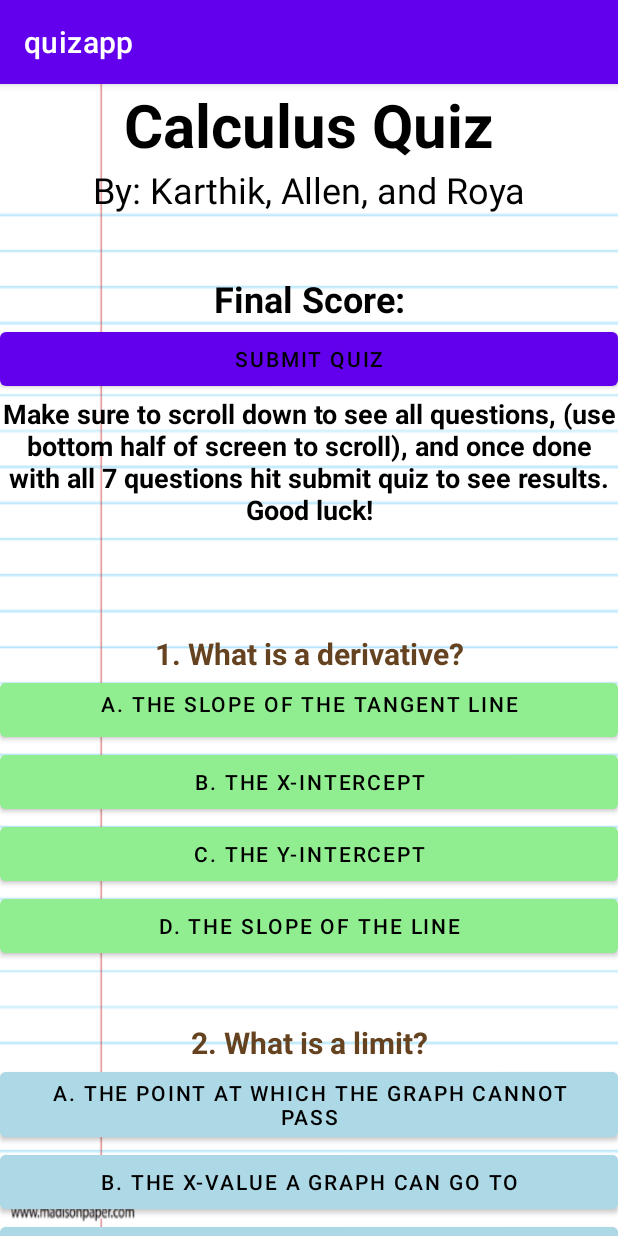
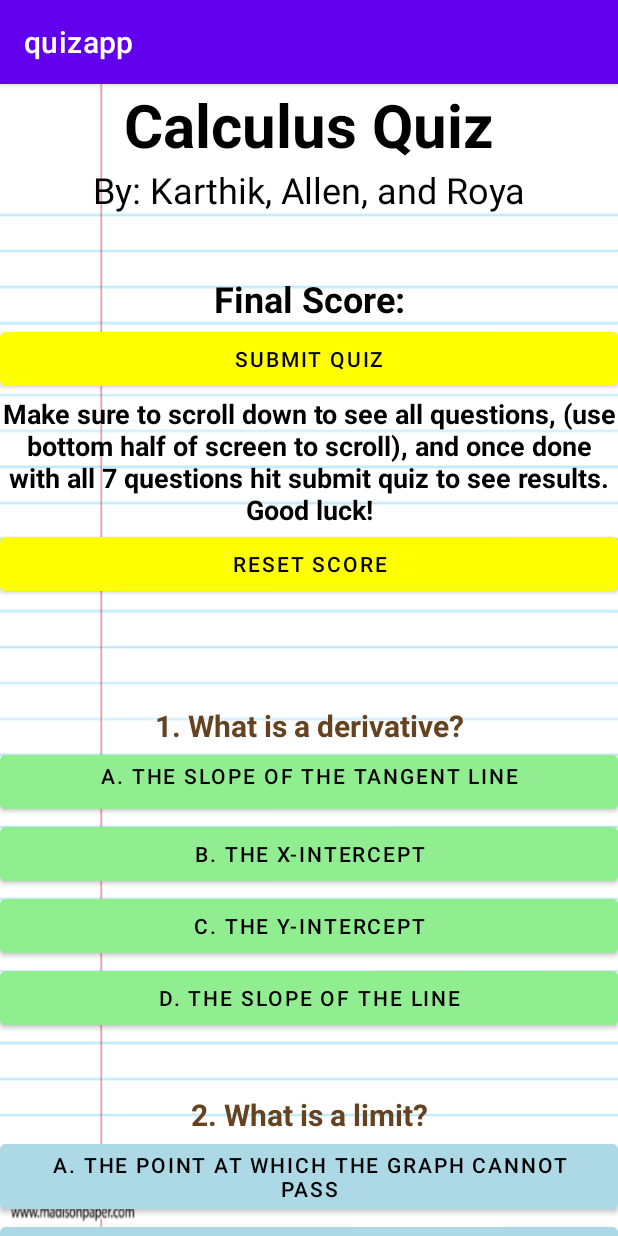
Before and after one commit to karth2k/quiz-app, an Android app: the screen it shows after launch (MainActivity), on a phone screen of 412 x 824 dp. Run offline under Robolectric (Android 15) with nearby library versions, the phone set to English and light mode, and no system bars.

Commit message:
quiz app reworked

```diff
--- a/app/src/main/res/layout/activity_main.xml
+++ b/app/src/main/res/layout/activity_main.xml
@@ -51,7 +51,9 @@
         android:onClick="endscore"
         android:text="Submit Quiz"
         app:iconTint="#C52323"
-        android:textColor="#000000"/>
+        android:textColor="#000000"
+        android:backgroundTint="#FFFF00"
+        />
 
 
     <TextView
@@ -62,6 +64,15 @@
         android:textColor="#000000"
         android:textStyle="bold"
         android:textSize="18dp"
+        />
+
+    <Button
+        android:layout_width="match_parent"
+        android:layout_height="wrap_content"
+        android:onClick="countreset"
+        android:text="Reset Score"
+        android:textColor="#000000"
+        android:backgroundTint="#FFFF00"
         />
 
     <Space
```
Also changed, not shown: app/src/main/java/com/example/quizapp/MainActivity.java (+10 -0 lines).
